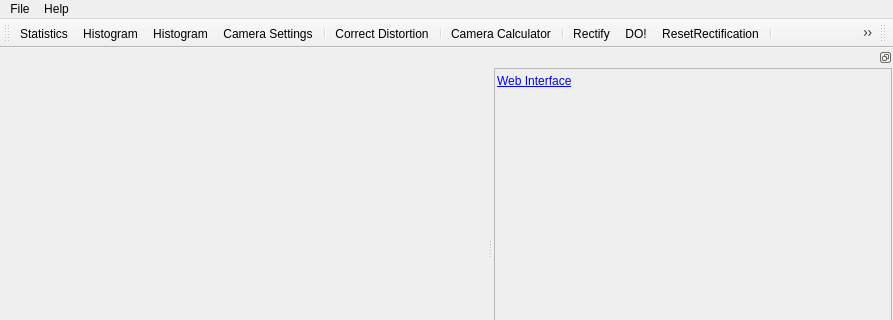
This is applications/base/ui/mainWindow.ui in NickPenkrat/corecvs as Qt 5 draws it before an edit; both pictures show x 0 to 893 and y 0 to 320 of the 893 by 550 pixel window. The edited form follows.
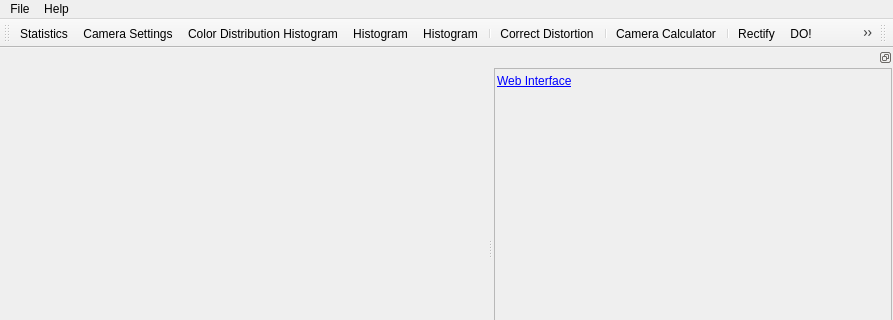
This is the edited form. Icons and pictures are not drawn. Custom widgets are drawn as their Qt base class.

Commit message: Сolor histogram added and a critical bug fixed

The edit to the form file:
```diff
--- a/applications/base/ui/mainWindow.ui
+++ b/applications/base/ui/mainWindow.ui
@@ -61,9 +61,10 @@
     <bool>false</bool>
    </attribute>
    <addaction name="actionStatistics"/>
+   <addaction name="actionCameraSettings"/>
+   <addaction name="actionColorHistogram"/>
    <addaction name="actionHistogram"/>
    <addaction name="action3DHistogram"/>
-   <addaction name="actionCameraSettings"/>
    <addaction name="separator"/>
    <addaction name="actionCorrectDistortion"/>
    <addaction name="separator"/>
@@ -502,6 +503,18 @@
     <string>Alt+A</string>
    </property>
   </action>
+  <action name="actionColorHistogram">
+   <property name="icon">
+    <iconset resource="../../../resources/main.qrc">
+     <normaloff>:/new/prefix1/color_adjustment.png</normaloff>:/new/prefix1/color_adjustment.png</iconset>
+   </property>
+   <property name="text">
+    <string>Color Distribution Histogram</string>
+   </property>
+   <property name="toolTip">
+    <string>Color Distribution Histogram</string>
+   </property>
+  </action>
  </widget>
  <layoutdefault spacing="6" margin="11"/>
  <customwidgets>
```
Left out of the diff: 66 changed lines with no effect on the pictures. The commit also changes 10 other files.
